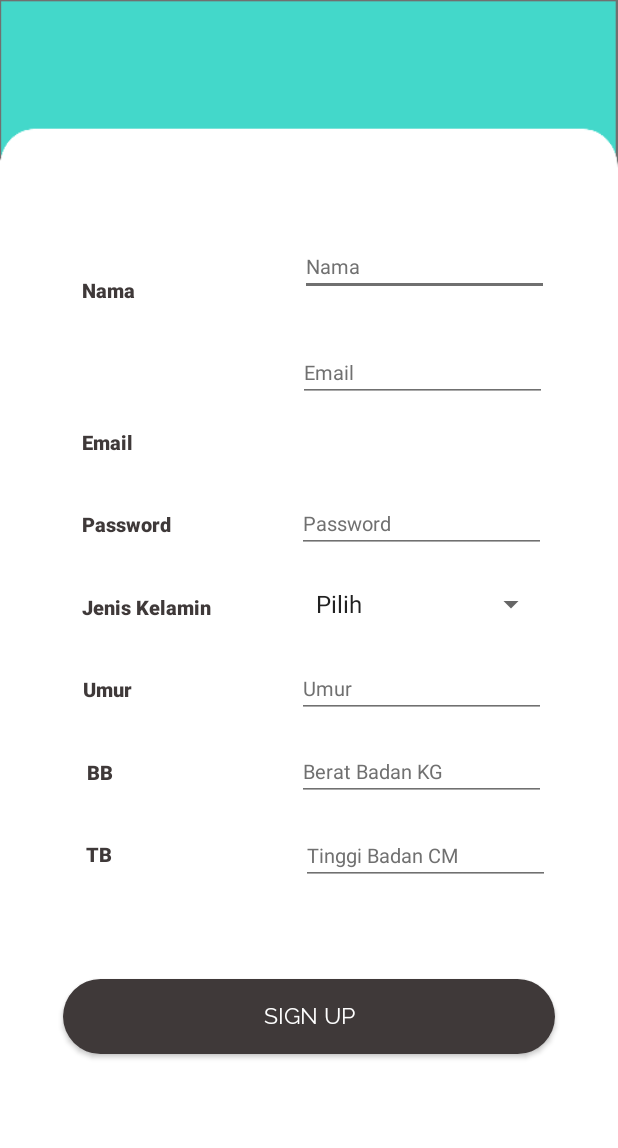
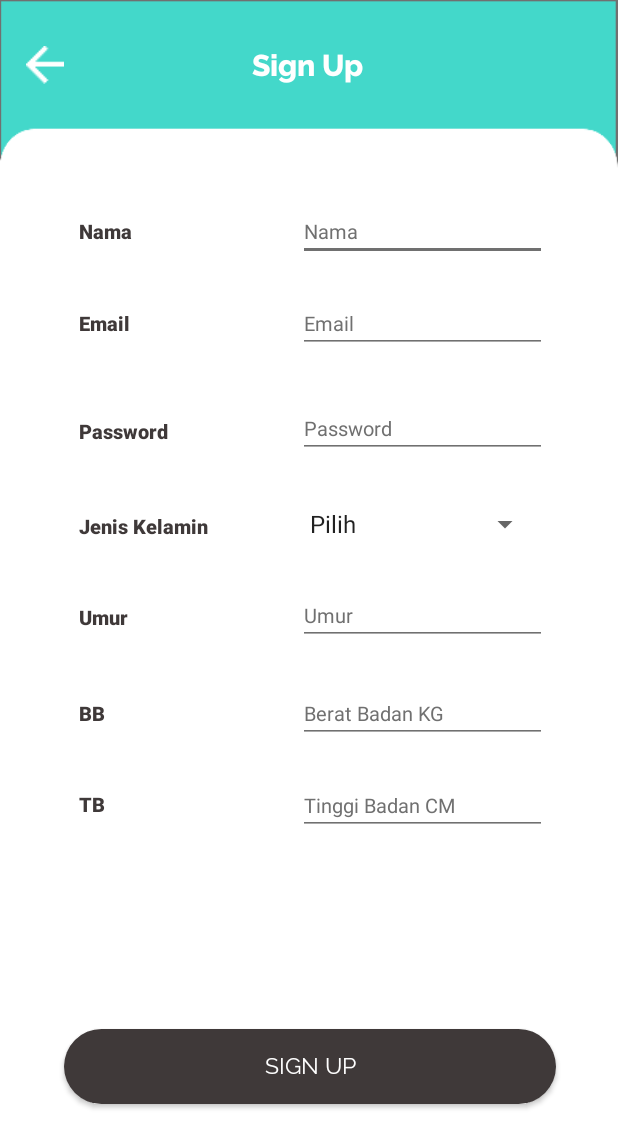
Before and after one commit to midnitefantasy/Aplikasi-HAR, an Android app: the signup screen opened directly, with no data from a screen before it, on a phone screen of 412 x 824 dp. Shown: the top 1148 px of the screen. Run offline under Robolectric (Android 15) with nearby library versions, the phone set to English and light mode, and no system bars; our stand-ins replace Firebase (no records; nobody signed in at launch, a user with empty details on screens opened directly).

Commit message:
Update activity_signup.xml

```diff
--- a/app/src/main/res/layout/activity_signup.xml
+++ b/app/src/main/res/layout/activity_signup.xml
@@ -12,8 +12,6 @@
         android:layout_width="328dp"
         android:layout_height="50dp"
         android:layout_gravity="start"
-        android:layout_marginBottom="67dp"
-        android:layout_marginTop="598dp"
         android:background="@drawable/buttonframedark"
         android:enabled="false"
         android:fontFamily="@font/ralewayregular"
@@ -22,33 +20,27 @@
         android:textSize="15dp"
         app:layout_constraintBottom_toBottomOf="parent"
         app:layout_constraintEnd_toEndOf="parent"
+        app:layout_constraintHorizontal_bias="0.506"
         app:layout_constraintStart_toStartOf="parent"
-        app:layout_constraintTop_toTopOf="parent" />
+        app:layout_constraintTop_toTopOf="parent"
+        app:layout_constraintVertical_bias="0.886" />
 
     <Button
         android:id="@+id/btnBack"
         android:layout_width="25dp"
         android:layout_height="25dp"
-        android:layout_marginBottom="680dp"
-        android:layout_marginEnd="361dp"
-        android:layout_marginStart="25dp"
-        android:layout_marginTop="26dp"
         android:background="@drawable/back"
         app:layout_constraintBottom_toBottomOf="parent"
         app:layout_constraintEnd_toEndOf="parent"
-        app:layout_constraintHorizontal_bias="1.0"
+        app:layout_constraintHorizontal_bias="0.044"
         app:layout_constraintStart_toStartOf="parent"
         app:layout_constraintTop_toTopOf="parent"
-        app:layout_constraintVertical_bias="1.0" />
+        app:layout_constraintVertical_bias="0.038" />
 
     <EditText
         android:id="@+id/nama"
         android:layout_width="166dp"
         android:layout_height="38dp"
-        android:layout_marginBottom="567dp"
-        android:layout_marginEnd="45dp"
-        android:layout_marginStart="199dp"
-        android:layout_marginTop="130dp"
         android:backgroundTint="@color/grey"
         android:hint="Nama"
         android:imeActionLabel="@string/action_sign_in_short"
@@ -60,18 +52,15 @@
         android:textSize="13dp"
         app:layout_constraintBottom_toBottomOf="parent"
         app:layout_constraintEnd_toEndOf="parent"
+        app:layout_constraintHorizontal_bias="0.808"
         app:layout_constraintStart_toStartOf="parent"
         app:layout_constraintTop_toTopOf="parent"
-        app:layout_constraintVertical_bias="0.333" />
+        app:layout_constraintVertical_bias="0.173" />
 
     <EditText
         android:id="@+id/email"
         android:layout_width="166dp"
         android:layout_height="38dp"
-        android:layout_marginBottom="510dp"
-        android:layout_marginEnd="47dp"
-        android:layout_marginStart="198dp"
-        android:layout_marginTop="183dp"
         android:backgroundTint="@color/grey"
         android:hint="Email"
         android:imeActionLabel="@string/action_sign_in_short"
@@ -83,17 +72,15 @@
         android:textSize="13dp"
         app:layout_constraintBottom_toBottomOf="parent"
         app:layout_constraintEnd_toEndOf="parent"
+        app:layout_constraintHorizontal_bias="0.808"
         app:layout_constraintStart_toStartOf="parent"
-        app:layout_constraintTop_toTopOf="parent" />
+        app:layout_constraintTop_toTopOf="parent"
+        app:layout_constraintVertical_bias="0.251" />
 
     <EditText
         android:id="@+id/password"
         android:layout_width="166dp"
         android:layout_height="38dp"
-        android:layout_marginBottom="455dp"
-        android:layout_marginEnd="45dp"
-        android:layout_marginStart="198dp"
-        android:layout_marginTop="17dp"
         android:backgroundTint="@color/grey"
         android:fontFamily="sans-serif"
         android:hint="Password"
@@ -106,19 +93,15 @@
         android:textSize="13dp"
         app:layout_constraintBottom_toBottomOf="parent"
         app:layout_constraintEnd_toEndOf="parent"
-        app:layout_constraintHorizontal_bias="0.0"
+        app:layout_constraintHorizontal_bias="0.808"
         app:layout_constraintStart_toStartOf="parent"
-        app:layout_constraintTop_toBottomOf="@+id/email"
-        app:layout_constraintVertical_bias="1.0" />
+        app:layout_constraintTop_toTopOf="parent"
+        app:layout_constraintVertical_bias="0.34" />
 
     <EditText
         android:id="@+id/umur"
         android:layout_width="166dp"
         android:layout_height="38dp"
-        android:layout_marginBottom="345dp"
-        android:layout_marginEnd="45dp"
-        android:layout_marginStart="198dp"
-        android:layout_marginTop="20dp"
         android:backgroundTint="@color/grey"
         android:hint="Umur"
         android:imeActionLabel="@string/action_sign_in_short"
@@ -130,18 +113,15 @@
         android:textSize="13dp"
         app:layout_constraintBottom_toBottomOf="parent"
         app:layout_constraintEnd_toEndOf="parent"
-        app:layout_constraintHorizontal_bias="0.0"
+        app:layout_constraintHorizontal_bias="0.808"
         app:layout_constraintStart_toStartOf="parent"
-        app:layout_constraintTop_toBottomOf="@+id/jeniskelamin"
-        app:layout_constraintVertical_bias="1.0" />
+        app:layout_constraintTop_toTopOf="parent"
+        app:layout_constraintVertical_bias="0.499" />
 
     <EditText
         android:id="@+id/bb"
         android:layout_width="166dp"
         android:layout_height="38dp"
-        android:layout_marginEnd="45dp"
-        android:layout_marginStart="198dp"
-        android:layout_marginTop="17dp"
         android:backgroundTint="@color/grey"
         android:hint="Berat Badan KG"
         android:imeActionLabel="@string/action_sign_in_short"
@@ -153,18 +133,15 @@
         android:textSize="13dp"
         app:layout_constraintBottom_toBottomOf="parent"
         app:layout_constraintEnd_toEndOf="parent"
-        app:layout_constraintHorizontal_bias="0.0"
+        app:layout_constraintHorizontal_bias="0.808"
         app:layout_constraintStart_toStartOf="parent"
-        app:layout_constraintTop_toBottomOf="@+id/umur"
-        app:layout_constraintVertical_bias="0.0" />
+        app:layout_constraintTop_toTopOf="parent"
+        app:layout_constraintVertical_bias="0.582" />
 
     <EditText
         android:id="@+id/tb"
         android:layout_width="166dp"
         android:layout_height="38dp"
-        android:layout_marginBottom="234dp"
-        android:layout_marginEnd="45dp"
-        android:layout_marginTop="17dp"
         android:backgroundTint="@color/grey"
         android:hint="Tinggi Badan CM"
         android:imeActionLabel="@string/action_sign_in_short"
@@ -176,32 +153,28 @@
         android:textSize="13dp"
         app:layout_constraintBottom_toBottomOf="parent"
         app:layout_constraintEnd_toEndOf="parent"
-        app:layout_constraintHorizontal_bias="1.0"
+        app:layout_constraintHorizontal_bias="0.808"
         app:layout_constraintStart_toStartOf="parent"
-        app:layout_constraintTop_toBottomOf="@+id/bb"
-        app:layout_constraintVertical_bias="1.0" />
+        app:layout_constraintTop_toTopOf="parent"
+        app:layout_constraintVertical_bias="0.66" />
 
     <Spinner
         android:id="@+id/jeniskelamin"
         android:layout_width="162dp"
         android:layout_height="37dp"
-        android:layout_marginBottom="403dp"
-        android:layout_marginEnd="47dp"
-        android:layout_marginStart="202dp"
-        android:layout_marginTop="15dp"
         android:dropDownWidth="wrap_content"
         android:spinnerMode="dropdown"
         app:layout_constraintBottom_toBottomOf="parent"
         app:layout_constraintEnd_toEndOf="parent"
+        app:layout_constraintHorizontal_bias="0.795"
         app:layout_constraintStart_toStartOf="parent"
-        app:layout_constraintTop_toBottomOf="@+id/password" />
+        app:layout_constraintTop_toTopOf="parent"
+        app:layout_constraintVertical_bias="0.42" />
 
     <TextView
         android:id="@+id/SignUp"
         android:layout_width="wrap_content"
         android:layout_height="wrap_content"
-        android:layout_marginBottom="681dp"
-        android:layout_marginTop="26dp"
         android:fontFamily="@font/ralewayextrabold"
         android:text="@string/sign_up"
         android:textColor="@color/white"
@@ -211,14 +184,12 @@
         app:layout_constraintHorizontal_bias="0.498"
         app:layout_constraintStart_toStartOf="parent"
         app:layout_constraintTop_toTopOf="parent"
-        app:layout_constraintVertical_bias="1.0" />
+        app:layout_constraintVertical_bias="0.039" />
 
     <TextView
         android:id="@+id/namaform"
         android:layout_width="wrap_content"
         android:layout_height="wrap_content"
-        android:layout_marginBottom="575dp"
-        android:layout_marginTop="138dp"
         android:fontFamily="sans-serif-black"
         android:text="Nama"
         android:textAlignment="center"
@@ -226,16 +197,15 @@
         android:textSize="13sp"
         app:layout_constraintBottom_toBottomOf="parent"
         app:layout_constraintEnd_toEndOf="parent"
-        app:layout_constraintHorizontal_bias="0.145"
+        app:layout_constraintHorizontal_bias="0.14"
         app:layout_constraintStart_toStartOf="parent"
-        app:layout_constraintTop_toTopOf="parent" />
+        app:layout_constraintTop_toTopOf="parent"
+        app:layout_constraintVertical_bias="0.18" />
 
     <TextView
         android:id="@+id/emailform"
         android:layout_width="wrap_content"
         android:layout_height="wrap_content"
-        android:layout_marginBottom="520dp"
-        android:layout_marginTop="138dp"
         android:fontFamily="sans-serif-black"
         android:text="Email"
         android:textAlignment="center"
@@ -243,17 +213,15 @@
         android:textSize="13sp"
         app:layout_constraintBottom_toBottomOf="parent"
         app:layout_constraintEnd_toEndOf="parent"
-        app:layout_constraintHorizontal_bias="0.145"
+        app:layout_constraintHorizontal_bias="0.139"
         app:layout_constraintStart_toStartOf="parent"
         app:layout_constraintTop_toTopOf="parent"
-        app:layout_constraintVertical_bias="1.0" />
+        app:layout_constraintVertical_bias="0.256" />
 
     <TextView
         android:id="@+id/passwordform"
         android:layout_width="wrap_content"
         android:layout_height="wrap_content"
-        android:layout_marginBottom="465dp"
-        android:layout_marginTop="138dp"
         android:fontFamily="sans-serif-black"
         android:text="Password"
         android:textAlignment="center"
@@ -261,17 +229,15 @@
         android:textSize="13sp"
         app:layout_constraintBottom_toBottomOf="parent"
         app:layout_constraintEnd_toEndOf="parent"
-        app:layout_constraintHorizontal_bias="0.155"
+        app:layout_constraintHorizontal_bias="0.149"
         app:layout_constraintStart_toStartOf="parent"
         app:layout_constraintTop_toTopOf="parent"
-        app:layout_constraintVertical_bias="1.0" />
+        app:layout_constraintVertical_bias="0.345" />
 
     <TextView
         android:id="@+id/jkform"
         android:layout_width="wrap_content"
         android:layout_height="wrap_content"
-        android:layout_marginBottom="410dp"
-        android:layout_marginTop="138dp"
         android:fontFamily="sans-serif-black"
         android:text="Jenis Kelamin"
         android:textAlignment="center"
@@ -279,17 +245,15 @@
         android:textSize="13sp"
         app:layout_constraintBottom_toBottomOf="parent"
         app:layout_constraintEnd_toEndOf="parent"
-        app:layout_constraintHorizontal_bias="0.167"
+        app:layout_constraintHorizontal_bias="0.161"
         app:layout_constraintStart_toStartOf="parent"
         app:layout_constraintTop_toTopOf="parent"
-        app:layout_constraintVertical_bias="1.0" />
+        app:layout_constraintVertical_bias="0.424" />
 
     <TextView
         android:id="@+id/umurform"
         android:layout_width="wrap_content"
         android:layout_height="wrap_content"
-        android:layout_marginBottom="355dp"
-        android:layout_marginTop="138dp"
         android:fontFamily="sans-serif-black"
         android:text="Umur"
         android:textAlignment="center"
@@ -297,17 +261,15 @@
         android:textSize="13sp"
         app:layout_constraintBottom_toBottomOf="parent"
         app:layout_constraintEnd_toEndOf="parent"
-        app:layout_constraintHorizontal_bias="0.145"
+        app:layout_constraintHorizontal_bias="0.139"
         app:layout_constraintStart_toStartOf="parent"
         app:layout_constraintTop_toTopOf="parent"
-        app:layout_constraintVertical_bias="1.0" />
+        app:layout_constraintVertical_bias="0.499" />
 
     <TextView
         android:id="@+id/bbform"
         android:layout_width="wrap_content"
         android:layout_height="wrap_content"
-        android:layout_marginBottom="300dp"
-        android:layout_marginTop="138dp"
         android:fontFamily="sans-serif-black"
         android:text="BB"
         android:textAlignment="center"
@@ -315,17 +277,15 @@
         android:textSize="13sp"
         app:layout_constraintBottom_toBottomOf="parent"
         app:layout_constraintEnd_toEndOf="parent"
-        app:layout_constraintHorizontal_bias="0.147"
+        app:layout_constraintHorizontal_bias="0.134"
         app:layout_constraintStart_toStartOf="parent"
         app:layout_constraintTop_toTopOf="parent"
-        app:layout_constraintVertical_bias="1.0" />
+        app:layout_constraintVertical_bias="0.579" />
 
     <TextView
         android:id="@+id/tbform"
         android:layout_width="wrap_content"
         android:layout_height="wrap_content"
-        android:layout_marginBottom="245dp"
-        android:layout_marginTop="138dp"
         android:fontFamily="sans-serif-black"
         android:text="TB"
         android:textAlignment="center"
@@ -333,9 +293,9 @@
         android:textSize="13sp"
         app:layout_constraintBottom_toBottomOf="parent"
         app:layout_constraintEnd_toEndOf="parent"
-        app:layout_constraintHorizontal_bias="0.145"
+        app:layout_constraintHorizontal_bias="0.134"
         app:layout_constraintStart_toStartOf="parent"
         app:layout_constraintTop_toTopOf="parent"
-        app:layout_constraintVertical_bias="1.0" />
+        app:layout_constraintVertical_bias="0.654" />
 
 </androidx.constraintlayout.widget.ConstraintLayout>
```
